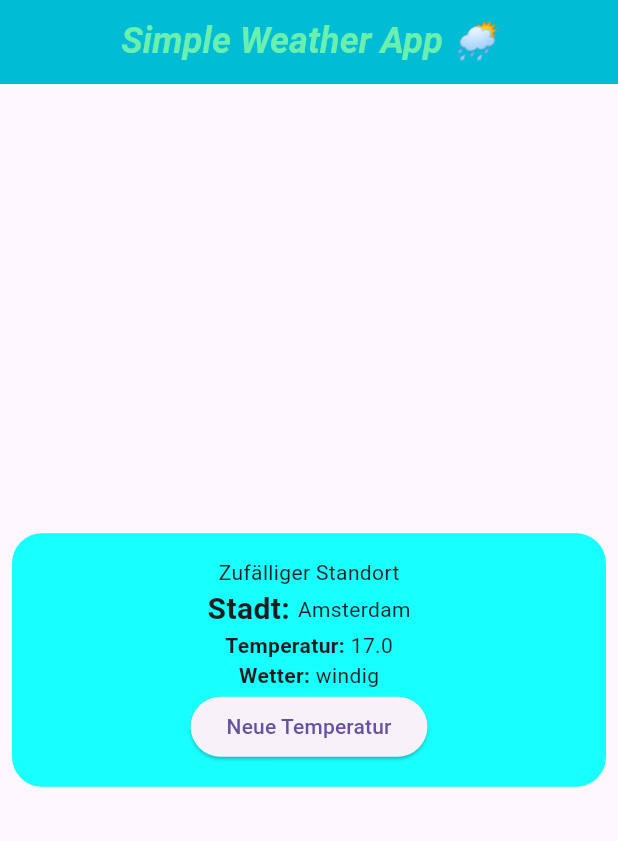
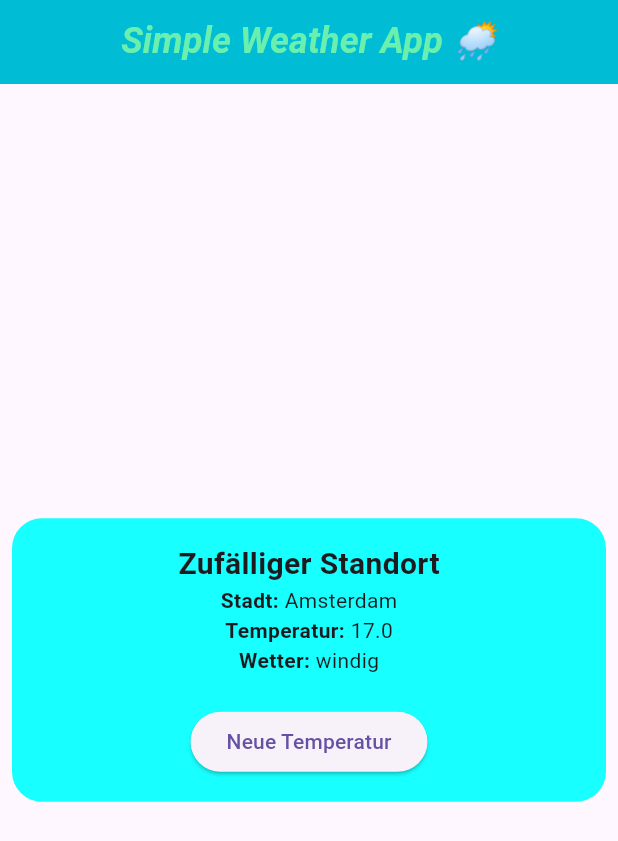
Before and after one commit to arthur892/ts_4_1_1_4_3_2_simple_weather_app, a Flutter app: the screen it shows after launch, on a phone screen of 412 x 824 dp. Shown: the top 841 px of the screen. Run offline on Flutter 3.47's test engine with Material 3 defaults, Android fonts, the phone set to English and light mode, and no system bars.

Commit message:
update readme

```diff
--- a/lib/main.dart
+++ b/lib/main.dart
@@ -117,13 +117,20 @@ class weatherWidgetRandomState extends State<weatherWidgetRandom> {
       ),
       child: Column(
         children: [
-          const Center(child: Text("Zufälliger Standort")),
+          const Center(
+            child: Text(
+              "Zufälliger Standort",
+              style: TextStyle(fontWeight: FontWeight.bold, fontSize: 20),
+            ),
+          ),
           Row(
             mainAxisAlignment: MainAxisAlignment.center,
             children: [
               const Text(
                 "Stadt: ",
-                style: TextStyle(fontWeight: FontWeight.bold, fontSize: 20),
+                style: TextStyle(
+                  fontWeight: FontWeight.bold,
+                ),
               ),
               Text(weatherdata.city)
             ],
@@ -142,6 +149,9 @@ class weatherWidgetRandomState extends State<weatherWidgetRandom> {
               Text(weatherdata.weatherCondition)
             ],
           ),
+          SizedBox(
+            height: 20,
+          ),
           ElevatedButton(
               onPressed: () {
                 weatherdata = widget.weatherRepositoryData.getRandomWeaterData();
```
Also changed, not shown: 1 other file.
